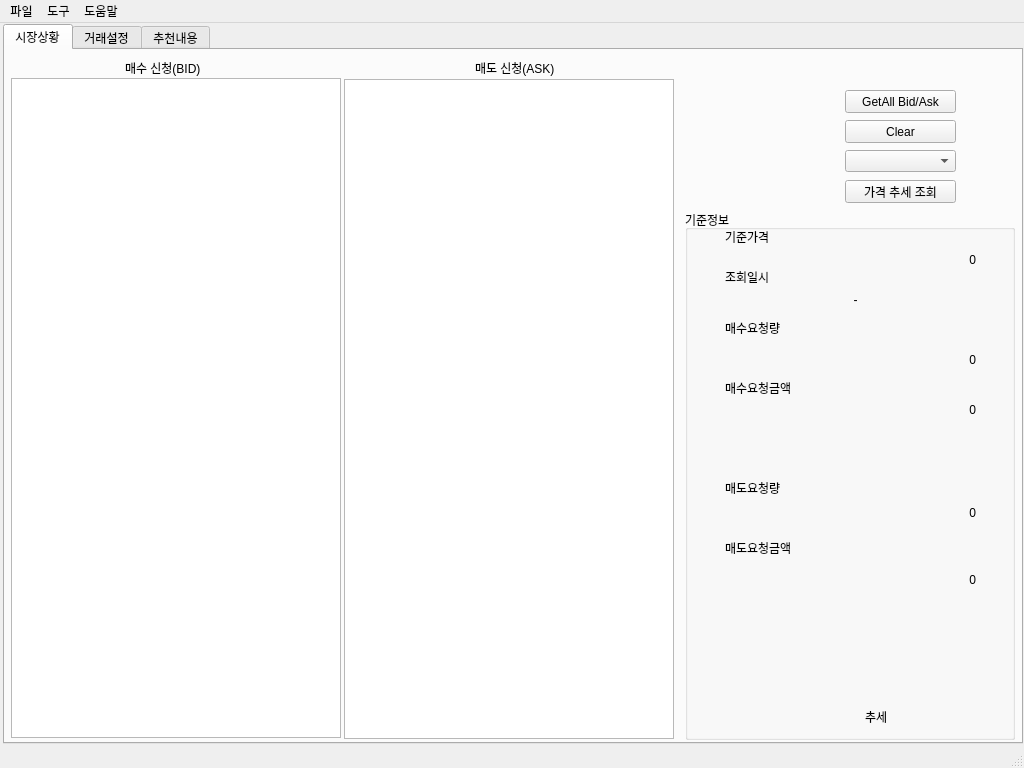
Before: the Qt Designer form mywindow.ui in ywydpapa/QT5trader, drawn with Qt 5.
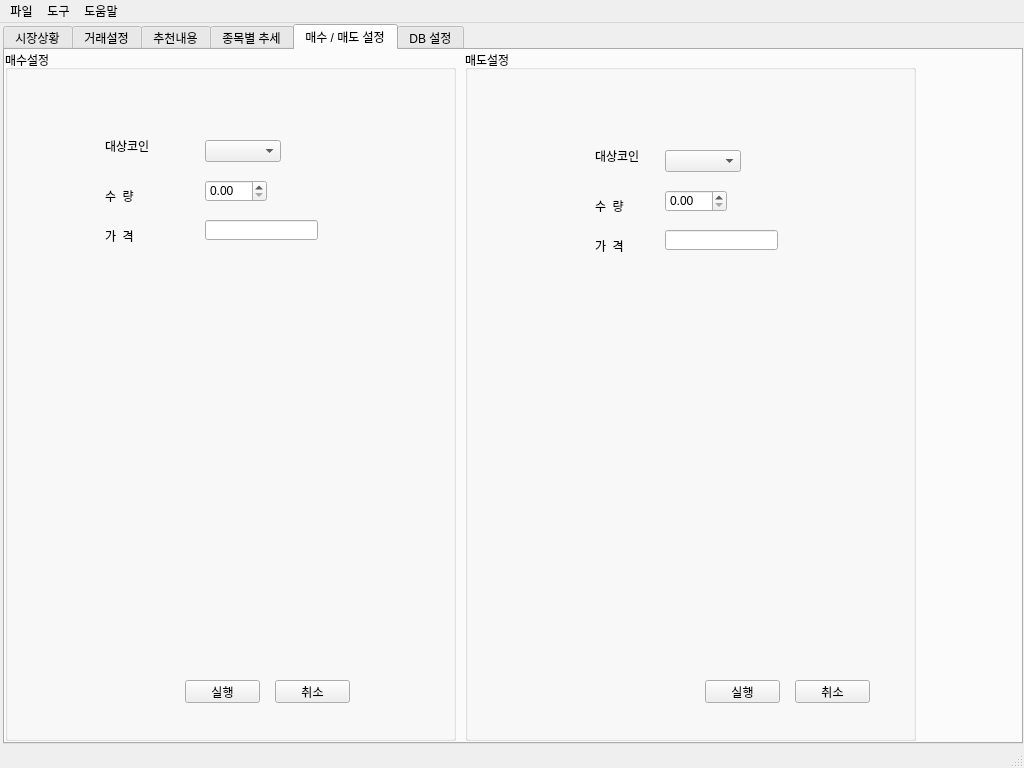
After: the same form once the commit is applied.

Commit message: 화면 적용

```diff
--- a/mywindow.ui
+++ b/mywindow.ui
@@ -24,7 +24,7 @@
      </rect>
     </property>
     <property name="currentIndex">
-     <number>0</number>
+     <number>4</number>
     </property>
     <widget class="QWidget" name="tab">
      <attribute name="title">
@@ -421,6 +421,293 @@
       </property>
      </widget>
     </widget>
+    <widget class="QWidget" name="tab_4">
+     <attribute name="title">
+      <string>종목별 추세</string>
+     </attribute>
+     <widget class="QGraphicsView" name="graphicsView_2">
+      <property name="geometry">
+       <rect>
+        <x>10</x>
+        <y>10</y>
+        <width>721</width>
+        <height>671</height>
+       </rect>
+      </property>
+     </widget>
+     <widget class="QGroupBox" name="groupBox_8">
+      <property name="geometry">
+       <rect>
+        <x>738</x>
+        <y>12</y>
+        <width>270</width>
+        <height>671</height>
+       </rect>
+      </property>
+      <property name="title">
+       <string/>
+      </property>
+      <widget class="QLineEdit" name="lineEdit">
+       <property name="geometry">
+        <rect>
+         <x>90</x>
+         <y>80</y>
+         <width>113</width>
+         <height>20</height>
+        </rect>
+       </property>
+      </widget>
+      <widget class="QComboBox" name="comboBox_2">
+       <property name="geometry">
+        <rect>
+         <x>80</x>
+         <y>30</y>
+         <width>131</width>
+         <height>22</height>
+        </rect>
+       </property>
+      </widget>
+     </widget>
+    </widget>
+    <widget class="QWidget" name="tab_6">
+     <attribute name="title">
+      <string>매수 / 매도 설정</string>
+     </attribute>
+     <widget class="QGroupBox" name="groupBox_9">
+      <property name="geometry">
+       <rect>
+        <x>0</x>
+        <y>0</y>
+        <width>451</width>
+        <height>691</height>
+       </rect>
+      </property>
+      <property name="title">
+       <string>매수설정</string>
+      </property>
+      <widget class="QPushButton" name="pushButton_4">
+       <property name="geometry">
+        <rect>
+         <x>180</x>
+         <y>630</y>
+         <width>75</width>
+         <height>23</height>
+        </rect>
+       </property>
+       <property name="text">
+        <string>실행</string>
+       </property>
+      </widget>
+      <widget class="QPushButton" name="pushButton_6">
+       <property name="geometry">
+        <rect>
+         <x>270</x>
+         <y>630</y>
+         <width>75</width>
+         <height>23</height>
+        </rect>
+       </property>
+       <property name="text">
+        <string>취소</string>
+       </property>
+      </widget>
+      <widget class="QComboBox" name="comboBox_3">
+       <property name="geometry">
+        <rect>
+         <x>200</x>
+         <y>90</y>
+         <width>76</width>
+         <height>22</height>
+        </rect>
+       </property>
+      </widget>
+      <widget class="QDoubleSpinBox" name="doubleSpinBox_2">
+       <property name="geometry">
+        <rect>
+         <x>200</x>
+         <y>130</y>
+         <width>62</width>
+         <height>22</height>
+        </rect>
+       </property>
+      </widget>
+      <widget class="QLineEdit" name="lineEdit_2">
+       <property name="geometry">
+        <rect>
+         <x>200</x>
+         <y>170</y>
+         <width>113</width>
+         <height>20</height>
+        </rect>
+       </property>
+      </widget>
+      <widget class="QLabel" name="label_16">
+       <property name="geometry">
+        <rect>
+         <x>100</x>
+         <y>90</y>
+         <width>56</width>
+         <height>12</height>
+        </rect>
+       </property>
+       <property name="text">
+        <string>대상코인</string>
+       </property>
+      </widget>
+      <widget class="QLabel" name="label_18">
+       <property name="geometry">
+        <rect>
+         <x>100</x>
+         <y>140</y>
+         <width>56</width>
+         <height>12</height>
+        </rect>
+       </property>
+       <property name="text">
+        <string>수  량</string>
+       </property>
+      </widget>
+      <widget class="QLabel" name="label_19">
+       <property name="geometry">
+        <rect>
+         <x>100</x>
+         <y>180</y>
+         <width>56</width>
+         <height>12</height>
+        </rect>
+       </property>
+       <property name="text">
+        <string>가  격</string>
+       </property>
+      </widget>
+     </widget>
+     <widget class="QGroupBox" name="groupBox_10">
+      <property name="geometry">
+       <rect>
+        <x>460</x>
+        <y>0</y>
+        <width>451</width>
+        <height>691</height>
+       </rect>
+      </property>
+      <property name="title">
+       <string>매도설정</string>
+      </property>
+      <widget class="QPushButton" name="pushButton_5">
+       <property name="geometry">
+        <rect>
+         <x>240</x>
+         <y>630</y>
+         <width>75</width>
+         <height>23</height>
+        </rect>
+       </property>
+       <property name="text">
+        <string>실행</string>
+       </property>
+      </widget>
+      <widget class="QPushButton" name="pushButton_7">
+       <property name="geometry">
+        <rect>
+         <x>330</x>
+         <y>630</y>
+         <width>75</width>
+         <height>23</height>
+        </rect>
+       </property>
+       <property name="text">
+        <string>취소</string>
+       </property>
+      </widget>
+      <widget class="QComboBox" name="comboBox_4">
+       <property name="geometry">
+        <rect>
+         <x>200</x>
+         <y>100</y>
+         <width>76</width>
+         <height>22</height>
+        </rect>
+       </property>
+      </widget>
+      <widget class="QDoubleSpinBox" name="doubleSpinBox">
+       <property name="geometry">
+        <rect>
+         <x>200</x>
+         <y>140</y>
+         <width>62</width>
+         <height>22</height>
+        </rect>
+       </property>
+      </widget>
+      <widget class="QLineEdit" name="lineEdit_3">
+       <property name="geometry">
+        <rect>
+         <x>200</x>
+         <y>180</y>
+         <width>113</width>
+         <height>20</height>
+        </rect>
+       </property>
+      </widget>
+      <widget class="QLabel" name="label_17">
+       <property name="geometry">
+        <rect>
+         <x>130</x>
+         <y>100</y>
+         <width>56</width>
+         <height>12</height>
+        </rect>
+       </property>
+       <property name="text">
+        <string>대상코인</string>
+       </property>
+      </widget>
+      <widget class="QLabel" name="label_20">
+       <property name="geometry">
+        <rect>
+         <x>130</x>
+         <y>150</y>
+         <width>56</width>
+         <height>12</height>
+        </rect>
+       </property>
+       <property name="text">
+        <string>수  량</string>
+       </property>
+      </widget>
+      <widget class="QLabel" name="label_21">
+       <property name="geometry">
+        <rect>
+         <x>130</x>
+         <y>190</y>
+         <width>56</width>
+         <height>12</height>
+        </rect>
+       </property>
+       <property name="text">
+        <string>가  격</string>
+       </property>
+      </widget>
+     </widget>
+    </widget>
+    <widget class="QWidget" name="tab_5">
+     <attribute name="title">
+      <string>DB 설정</string>
+     </attribute>
+     <widget class="QGroupBox" name="groupBox_7">
+      <property name="geometry">
+       <rect>
+        <x>8</x>
+        <y>0</y>
+        <width>1000</width>
+        <height>151</height>
+       </rect>
+      </property>
+      <property name="title">
+       <string>DataBase Connection</string>
+      </property>
+     </widget>
+    </widget>
    </widget>
   </widget>
   <widget class="QMenuBar" name="menubar">
```
The commit also changes 4 other files.
